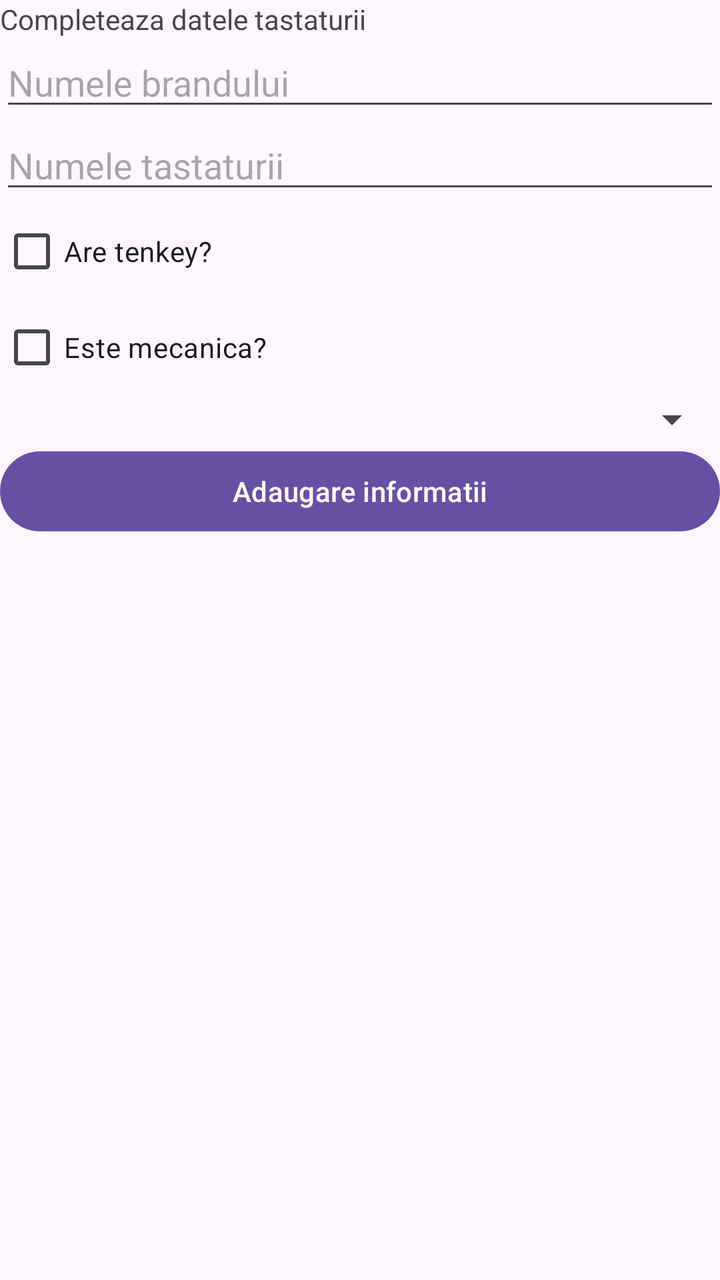
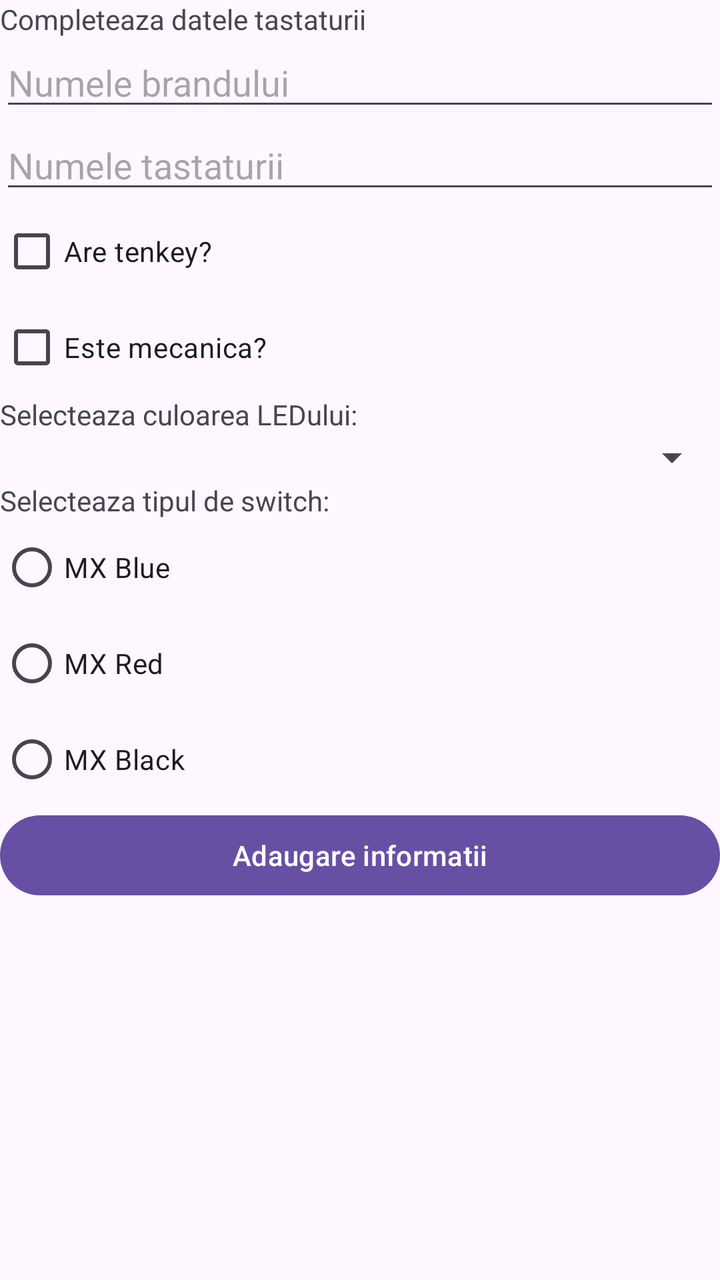

An Android layout rendered at two revisions. The XML below is the earlier revision; the diff shows what the commit changed to produce the second picture.
<!-- AndroidManifest.xml: application theme Theme.Laborator2 -->
<!-- res/layout/activity_completare_date_tastatura.xml -->
<?xml version="1.0" encoding="utf-8"?>
<LinearLayout xmlns:android="http://schemas.android.com/apk/res/android"
    xmlns:app="http://schemas.android.com/apk/res-auto"
    xmlns:tools="http://schemas.android.com/tools"
    android:id="@+id/main"
    android:orientation="vertical"
    android:layout_width="match_parent"
    android:layout_height="match_parent"
    tools:context=".CompletareDateTastatura">

    <TextView
        android:layout_width="wrap_content"
        android:layout_height="wrap_content"
        android:text="@string/completeaza_datele_tastaturii"
        />

    <EditText
        android:id="@+id/brandTastatura_ET"
        android:layout_width="match_parent"
        android:layout_height="wrap_content"
        android:hint="@string/numele_brandului"
        android:inputType="text"
        />

    <EditText
        android:id="@+id/numeTastatura_ET"
        android:layout_width="match_parent"
        android:layout_height="wrap_content"
        android:hint="@string/numele_tastaturii"
        android:inputType="text"
        />

    <CheckBox
        android:id="@+id/areTK_CB"
        android:layout_width="match_parent"
        android:layout_height="wrap_content"
        android:text="@string/are_tenkey"
        />

    <CheckBox
        android:id="@+id/esteMecanica_CB"
        android:layout_width="match_parent"
        android:layout_height="wrap_content"
        android:text="@string/este_mecanica"
        />

    <Spinner
        android:id="@+id/culoareLED_S"
        android:layout_width="match_parent"
        android:layout_height="wrap_content"

        />

    <Button
        android:layout_width="match_parent"
        android:layout_height="wrap_content"
        android:text="@string/adaugare_informatii"
        android:onClick="trimitereInformatii"
        />

</LinearLayout>
<!-- resources referenced by this layout -->
<resources>
  <string name="adaugare_informatii">Adaugare informatii</string>
  <string name="are_tenkey">Are tenkey?</string>
  <string name="completeaza_datele_tastaturii">Completeaza datele tastaturii</string>
  <string name="este_mecanica">Este mecanica?</string>
  <string name="numele_brandului">Numele brandului</string>
  <string name="numele_tastaturii">Numele tastaturii</string>
  <style name="Theme.Laborator2" parent="Base.Theme.Laborator2" />
  <style name="Base.Theme.Laborator2" parent="Theme.Material3.DayNight.NoActionBar">
          
          
      </style>
</resources>

<!-- the commit's change to res/layout/activity_completare_date_tastatura.xml (unified diff, before → after) -->
@@ -44,12 +44,48 @@
         android:text="@string/este_mecanica"
         />
 
+    <TextView
+        android:layout_width="wrap_content"
+        android:layout_height="wrap_content"
+        android:text="@string/selecteaza_culoarea_ledului"
+        />
+
     <Spinner
         android:id="@+id/culoareLED_S"
         android:layout_width="match_parent"
         android:layout_height="wrap_content"
 
         />
+
+    <TextView
+        android:layout_width="wrap_content"
+        android:layout_height="wrap_content"
+        android:text="@string/selecteaza_tipul_de_switch"
+        />
+
+    <RadioGroup
+        android:id="@+id/rg_culoare_switch"
+        android:layout_width="match_parent"
+        android:layout_height="wrap_content">
+        <RadioButton
+            android:id="@+id/radio_mxblue"
+            android:layout_width="match_parent"
+            android:layout_height="wrap_content"
+            android:text="@string/mx_blue"
+            />
+        <RadioButton
+            android:id="@+id/radio_mxred"
+            android:layout_width="match_parent"
+            android:layout_height="wrap_content"
+            android:text="@string/mx_red"
+            />
+        <RadioButton
+            android:id="@+id/radio_mxblack"
+            android:layout_width="match_parent"
+            android:layout_height="wrap_content"
+            android:text="@string/mx_black"
+            />
+    </RadioGroup>
 
     <Button
         android:layout_width="match_parent"
<!-- resource entries referenced after the edit -->
@@ -4,8 +4,13 @@
   <string name="are_tenkey">Are tenkey?</string>
   <string name="completeaza_datele_tastaturii">Completeaza datele tastaturii</string>
   <string name="este_mecanica">Este mecanica?</string>
+  <string name="mx_black">MX Black</string>
+  <string name="mx_blue">MX Blue</string>
+  <string name="mx_red">MX Red</string>
   <string name="numele_brandului">Numele brandului</string>
   <string name="numele_tastaturii">Numele tastaturii</string>
+  <string name="selecteaza_culoarea_ledului">Selecteaza culoarea LEDului:</string>
+  <string name="selecteaza_tipul_de_switch">Selecteaza tipul de switch:</string>
   <style name="Theme.Laborator2" parent="Base.Theme.Laborator2" />
   <style name="Base.Theme.Laborator2" parent="Theme.Material3.DayNight.NoActionBar">
           
